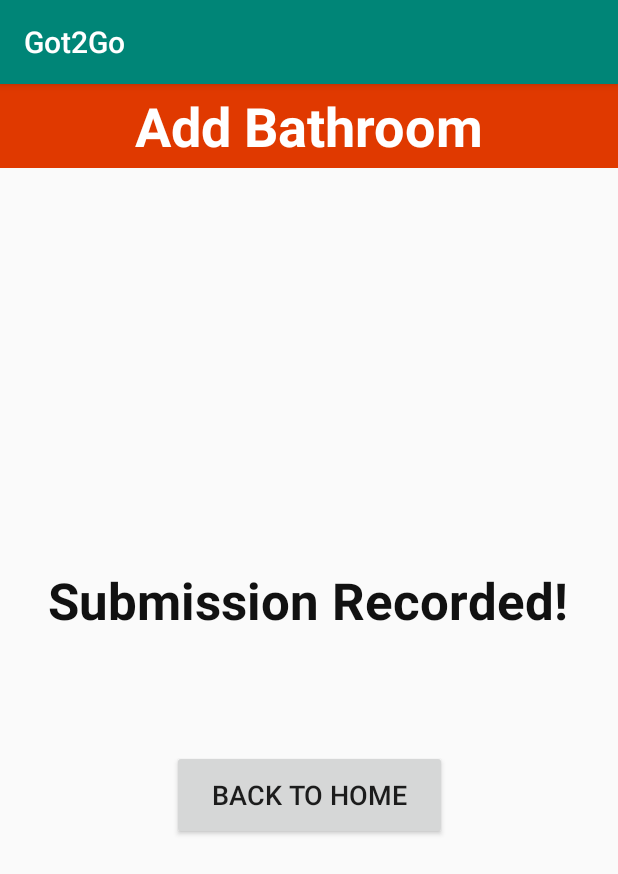
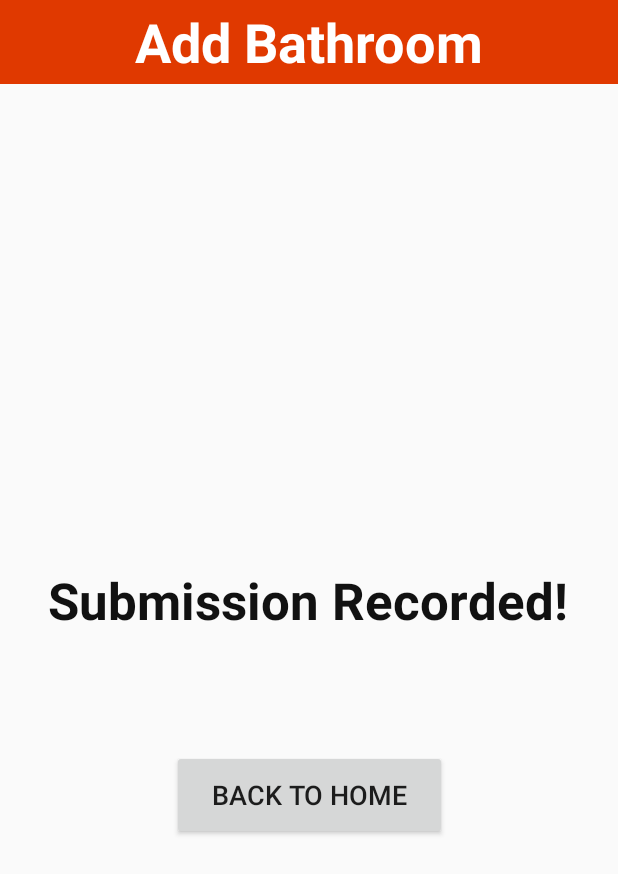
Before and after one commit to ariannakan/Got2GoApp, an Android app: the CreateActivity screen opened directly, with no data from a screen before it, on a phone screen of 412 x 824 dp. Shown: the top 874 px of the screen. Run offline under Robolectric (Android 15) with nearby library versions, the phone set to English and light mode, and no system bars.

```diff
--- a/app/src/main/java/dramaticAccident/got2go/MainActivity.java
+++ b/app/src/main/java/dramaticAccident/got2go/MainActivity.java
@@ -41,4 +41,10 @@ public class MainActivity extends AppCompatActivity {
         startActivity(mapIntent);
     }
 
+    /** Called when the user taps the Map button */
+    public void goToRating(View map) {
+        Intent mapIntent = new Intent(this, RatingActivity.class);
+        startActivity(mapIntent);
+    }
+
 }
--- a/app/src/main/res/values/styles.xml
+++ b/app/src/main/res/values/styles.xml
@@ -1,7 +1,7 @@
 <resources>
 
     <!-- Base application theme. -->
-    <style name="AppTheme" parent="Theme.AppCompat.Light.DarkActionBar">
+    <style name="AppTheme" parent="Theme.AppCompat.Light.NoActionBar">
         <!-- Customize your theme here. -->
         <item name="colorPrimary">@color/colorPrimary</item>
         <item name="colorPrimaryDark">@color/colorPrimaryDark</item>
```
